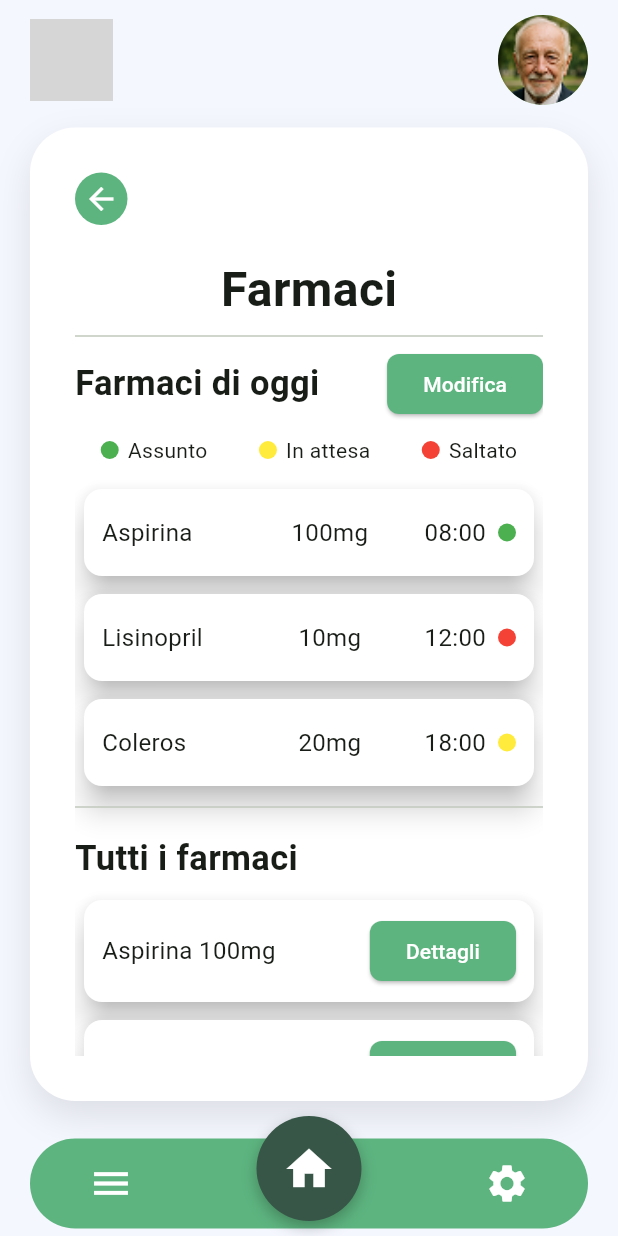
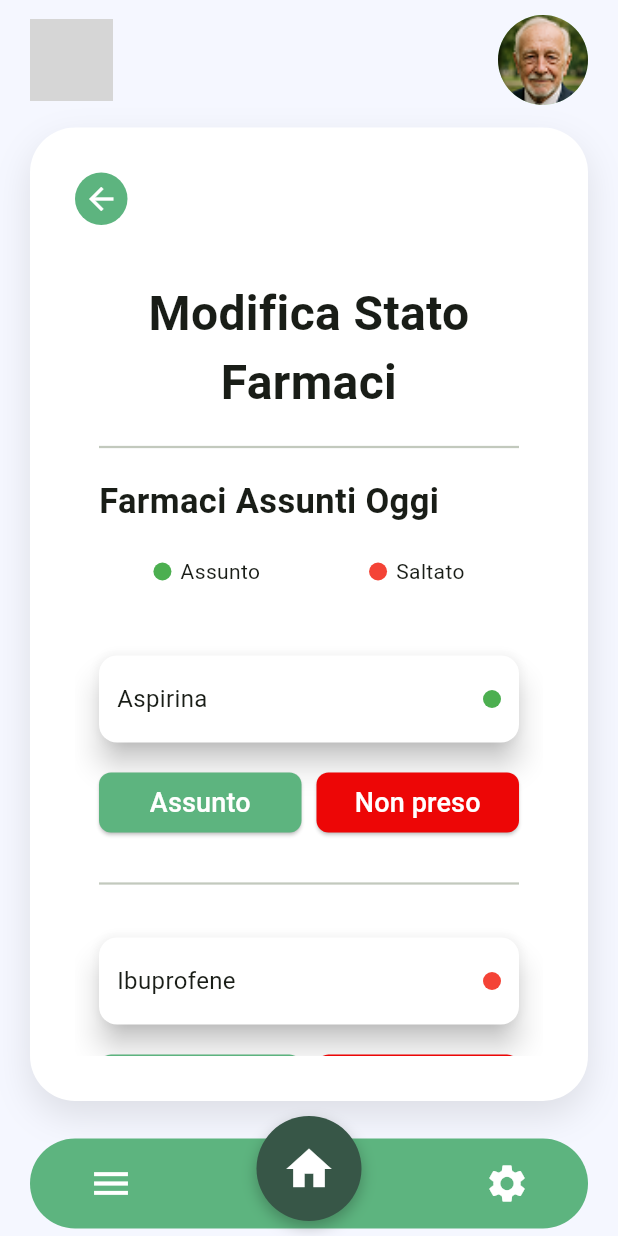
Before and after one commit to Lucacpt/WellYess, a Flutter app: the FarmaciPage widget shown alone on an empty page, opened directly, after a tap on "Modifica", on a phone screen of 412 x 824 dp. Run offline on Flutter 3.47's test engine with Material 3 defaults, Android fonts, the phone set to English and light mode, and no system bars; our stand-ins replace flutter_svg; grey boxes are pictures that could not be loaded.

Commit message:
add: change medicine state page

```diff
--- /dev/null
+++ b/wellyess/lib/screens/change_med_state.dart
@@ -0,0 +1,115 @@
+import 'package:flutter/material.dart';
+import 'package:wellyess/widgets/base_layout.dart';
+import 'package:wellyess/widgets/custom_button.dart';
+import 'package:wellyess/widgets/med_legenda.dart';
+import 'package:wellyess/widgets/med_state.dart';
+
+class ModificaStatoFarmaciPage extends StatelessWidget {
+  const ModificaStatoFarmaciPage({super.key});
+
+  @override
+  Widget build(BuildContext context) {
+    return BaseLayout(
+      onBackPressed: () => Navigator.pop(context),
+      child: SingleChildScrollView(
+        padding: const EdgeInsets.all(16),
+        child: Column(
+          crossAxisAlignment: CrossAxisAlignment.stretch,
+          children: [
+            const Center(
+              child: Text(
+                'Modifica Stato\nFarmaci',
+                textAlign: TextAlign.center,
+                style: TextStyle(fontSize: 32, fontWeight: FontWeight.bold),
+              ),
+            ),
+            const Divider(thickness: 1.5, height: 40),
+
+            const Text(
+              'Farmaci Assunti Oggi',
+              style: TextStyle(fontSize: 23, fontWeight: FontWeight.bold),
+              textAlign: TextAlign.left,
+            ),
+
+            const SizedBox(height: 20),
+
+            Row(
+              mainAxisAlignment: MainAxisAlignment.spaceAround,
+              children: const [
+                LegendaPallino(text: 'Assunto', color: Colors.green),
+                LegendaPallino(text: 'Saltato', color: Colors.red),
+              ],
+            ),
+
+            const SizedBox(height: 40),
+
+            _farmacoItem(
+              context,
+              nome: 'Aspirina',
+              statoColore: Colors.green,
+            ),
+
+            const SizedBox(height: 10),
+            const Divider(thickness: 1.5, height: 40),
+            const SizedBox(height: 10),
+
+            _farmacoItem(
+              context,
+              nome: 'Ibuprofene',
+              statoColore: Colors.red,
+            ),
+          ],
+        ),
+      ),
+    );
+  }
+
+  Widget _farmacoItem(
+    BuildContext context, {
+    required String nome,
+    String? dose,
+    String? orario,
+    required Color statoColore,
+  }) {
+    return Column(
+      crossAxisAlignment: CrossAxisAlignment.stretch,
+      children: [
+        FarmacoGiornoCard(
+          nome: nome,
+          dose: dose ?? '',
+          orario: orario ?? '',
+          statoColore: statoColore,
+        ),
+        const SizedBox(height: 10),
+        Row(
+          children: [
+            Expanded(
+              child: CustomButton(
+                text: 'Assunto',
+                onPressed: () {
+                  ScaffoldMessenger.of(context).showSnackBar(
+                    SnackBar(content: Text('Farmaco "$nome" segnato come assunto')),
+                  );
+                },
+                fontSize: 18,
+              ),
+            ),
+            const SizedBox(width: 10),
+            Expanded(
+              child: CustomButton(
+                text: 'Non preso',
+                color: const Color(0xFFED0606),
+                onPressed: () {
+                  ScaffoldMessenger.of(context).showSnackBar(
+                    SnackBar(content: Text('Farmaco "$nome" segnato come non preso')),
+                  );
+                },
+                fontSize: 18,
+              ),
+            ),
+          ],
+        ),
+      ],
+    );
+  }
+}
--- a/wellyess/lib/screens/med_section.dart
+++ b/wellyess/lib/screens/med_section.dart
@@ -6,6 +6,7 @@ import 'package:wellyess/widgets/med_state.dart';
 import 'package:wellyess/widgets/med_legenda.dart';
 import 'package:wellyess/widgets/custom_main_button.dart';
 import 'med_details.dart';
+import 'change_med_state.dart';
 
 class FarmaciPage extends StatelessWidget {
   const FarmaciPage({super.key});
@@ -27,7 +28,16 @@ class FarmaciPage extends StatelessWidget {
               mainAxisAlignment: MainAxisAlignment.spaceBetween,
               children: [
                 const Text('Farmaci di oggi', style: TextStyle(fontSize: 23, fontWeight: FontWeight.bold)),
-                CustomButton(text: 'Modifica', onPressed: () {})
+                CustomButton(
+                  text: 'Modifica',
+                  onPressed: () {
+                    Navigator.push(
+                      context,
+                      MaterialPageRoute(builder: (_) => const ModificaStatoFarmaciPage()),
+                    );
+                  },
+                ),
+
               ],
             ),
             const SizedBox(height: 10),
--- a/wellyess/lib/widgets/custom_button.dart
+++ b/wellyess/lib/widgets/custom_button.dart
@@ -3,19 +3,31 @@ import 'package:flutter/material.dart';
 class CustomButton extends StatelessWidget {
   final String text;
   final VoidCallback onPressed;
+  final Color? color; // parametro opzionale
+  final double? fontSize; // parametro opzionale per la dimensione del font
 
-  const CustomButton({super.key, required this.text, required this.onPressed});
+  const CustomButton({
+    super.key,
+    required this.text,
+    required this.onPressed,
+    this.color,
+    this.fontSize,
+  });
 
   @override
   Widget build(BuildContext context) {
     return ElevatedButton(
       style: ElevatedButton.styleFrom(
-        backgroundColor: const Color(0xFF5DB47F),
+        backgroundColor: color ?? const Color(0xFF5DB47F), // default verde
         foregroundColor: Colors.white,
         shape: RoundedRectangleBorder(borderRadius: BorderRadius.circular(8)),
       ),
       onPressed: onPressed,
-      child: Text(text),
+      child: Text(
+        text,
+        style: TextStyle(fontSize: fontSize),
+        textAlign: TextAlign.center,
+      ),
     );
   }
 }
--- a/wellyess/lib/widgets/med_state.dart
+++ b/wellyess/lib/widgets/med_state.dart
@@ -2,25 +2,25 @@ import 'package:flutter/material.dart';
 
 class FarmacoGiornoCard extends StatelessWidget {
   final String nome;
-  final String dose;
-  final String orario;
+  final String? dose;
+  final String? orario;
   final Color statoColore;
 
   const FarmacoGiornoCard({
     super.key,
     required this.nome,
-    required this.dose,
-    required this.orario,
+    this.dose,
+    this.orario,
     required this.statoColore,
   });
 
   @override
   Widget build(BuildContext context) {
-    return Center(  // centra orizzontalmente
+    return Center(
       child: ConstrainedBox(
         constraints: const BoxConstraints(
-          maxWidth: 300,  // larghezza massima
-          minWidth: 250,  // opzionale, larghezza minima
+          maxWidth: 300,
+          minWidth: 250,
         ),
         child: SizedBox(
           height: 70,
@@ -33,33 +33,66 @@ class FarmacoGiornoCard extends StatelessWidget {
               child: Row(
                 crossAxisAlignment: CrossAxisAlignment.center,
                 children: [
-                  Expanded(
+                  // Nome farmaco - sempre presente
+                  Flexible(
                     flex: 4,
+                    fit: FlexFit.tight,
                     child: Align(
                       alignment: Alignment.centerLeft,
-                      child: Text(nome, style: const TextStyle(fontSize: 16)),
+                      child: Text(
+                        nome,
+                        style: const TextStyle(fontSize: 16),
+                        overflow: TextOverflow.ellipsis,
                       ),
                     ),
-                  Expanded(
+                  ),
+
+                  // Spazio e dose (se presente)
+                  if (dose != null && dose!.isNotEmpty) ...[
+                    const SizedBox(width: 8),
+                    Flexible(
                       flex: 3,
-                    child: Center(
-                      child: Text(dose, style: const TextStyle(fontSize: 16)),
+                      fit: FlexFit.loose,
+                      child: Text(
+                        dose!,
+                        style: const TextStyle(fontSize: 16),
+                        overflow: TextOverflow.ellipsis,
                       ),
                     ),
-                  Expanded(
+                  ],
+
+                  // Spazio e orario + pallino (se presente orario)
+                  if (orario != null && orario!.isNotEmpty) ...[
+                    const SizedBox(width: 8),
+                    Flexible(
                       flex: 3,
+                      fit: FlexFit.loose,
                       child: Align(
                         alignment: Alignment.centerRight,
                         child: Row(
                           mainAxisSize: MainAxisSize.min,
                           children: [
-                          Text(orario, style: const TextStyle(fontSize: 16)),
+                            Text(
+                              orario!,
+                              style: const TextStyle(fontSize: 16),
+                            ),
                             const SizedBox(width: 8),
-                          CircleAvatar(radius: 6, backgroundColor: statoColore),
+                            CircleAvatar(
+                              radius: 6,
+                              backgroundColor: statoColore,
+                            ),
                           ],
                         ),
                       ),
                     ),
+                  ] else ...[
+                    // Se orario non presente, mostra solo il pallino all'estrema destra
+                    const Spacer(),
+                    CircleAvatar(
+                      radius: 6,
+                      backgroundColor: statoColore,
+                    ),
+                  ],
                 ],
               ),
             ),
```
Lines whose indentation alone changed are shown as unchanged.
